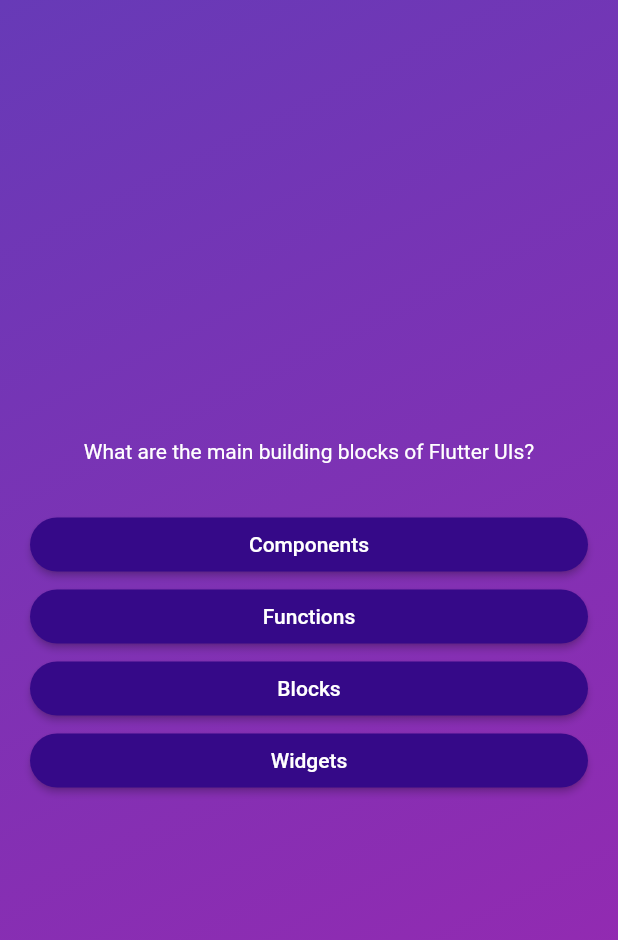
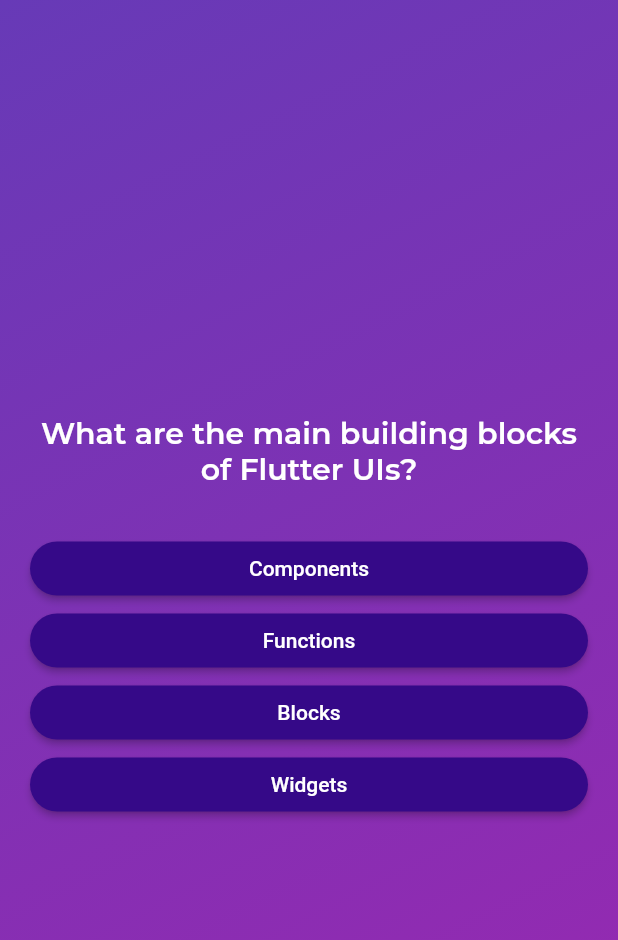
Before and after one commit to alexfoohc/QuizApp-Flutter, a Flutter app: the screen it shows after launch, after a tap on "Start Quiz", on a phone screen of 412 x 824 dp. Shown: the top 940 px of the screen. Run offline on Flutter 3.47's test engine with Material 2 defaults, Android fonts, the phone set to English and light mode, and no system bars.

Commit message:
Added custom fonts

```diff
--- a/quiz_app/lib/questions_screen.dart
+++ b/quiz_app/lib/questions_screen.dart
@@ -36,6 +36,9 @@ class _QuestionScreenState extends State<QuestionScreen> {
               activeQuestion.text,
               style: const TextStyle(
                 color: Colors.white,
+                fontFamily: 'Montserrat',
+                fontWeight: FontWeight.w600,
+                fontSize: 20,
               ),
               textAlign: TextAlign.center,
             ),
```
Also changed, not shown: quiz_app/pubspec.yaml (+9 -5 lines), quiz_app/assets/fonts/Montserrat-Black.ttf (added), quiz_app/assets/fonts/Montserrat-Bold.ttf (added), quiz_app/assets/fonts/Montserrat-Medium.ttf (added), quiz_app/assets/fonts/Montserrat-Regular.ttf (added).
